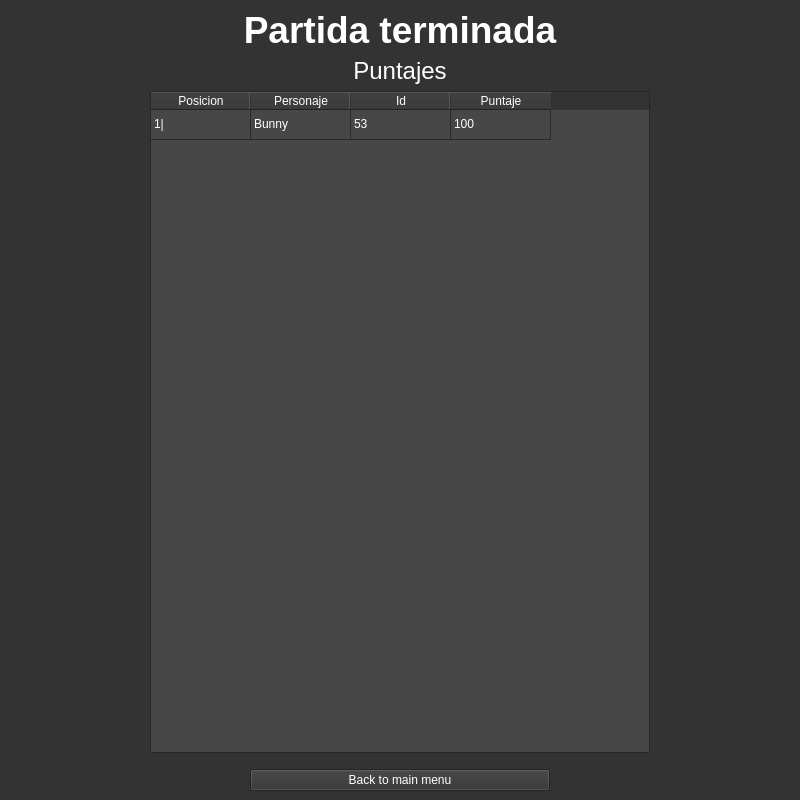
This is src/client/matchEndedGui/matchendedgui.ui in Hernandsv01/taller-grupal as Qt 5 draws it before an edit. The edited form follows.
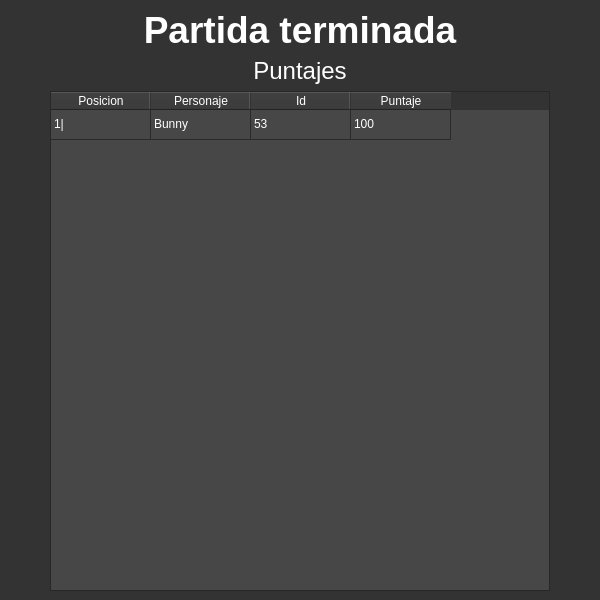
This is the edited form.

Commit message: Eliminado boton volver al menu

What changed in the file:
```diff
--- a/src/client/matchEndedGui/matchendedgui.ui
+++ b/src/client/matchEndedGui/matchendedgui.ui
@@ -6,8 +6,8 @@
             <rect>
                 <x>0</x>
                 <y>0</y>
-                <width>800</width>
-                <height>800</height>
+    <width>600</width>
+    <height>600</height>
             </rect>
         </property>
         <property name="palette">
@@ -586,29 +586,9 @@
                         </item>
                     </layout>
                 </item>
-                <item>
-                    <layout class="QHBoxLayout" name="horizontalLayout">
-                        <property name="topMargin">
-                            <number>10</number>
-                        </property>
-                        <item>
-                            <widget class="QPushButton" name="pushButton">
-                                <property name="maximumSize">
-                                    <size>
-                                        <width>300</width>
-                                        <height>16777215</height>
-                                    </size>
-                                </property>
-                                <property name="text">
-                                    <string>Back to main menu</string>
-                                </property>
-                            </widget>
-                        </item>
-                    </layout>
-                </item>
-            </layout>
-        </widget>
-    </widget>
-    <resources />
-    <connections />
+   </layout>
+  </widget>
+ </widget>
+ <resources/>
+ <connections/>
 </ui>
```
Lines whose indentation alone changed are shown as unchanged.
